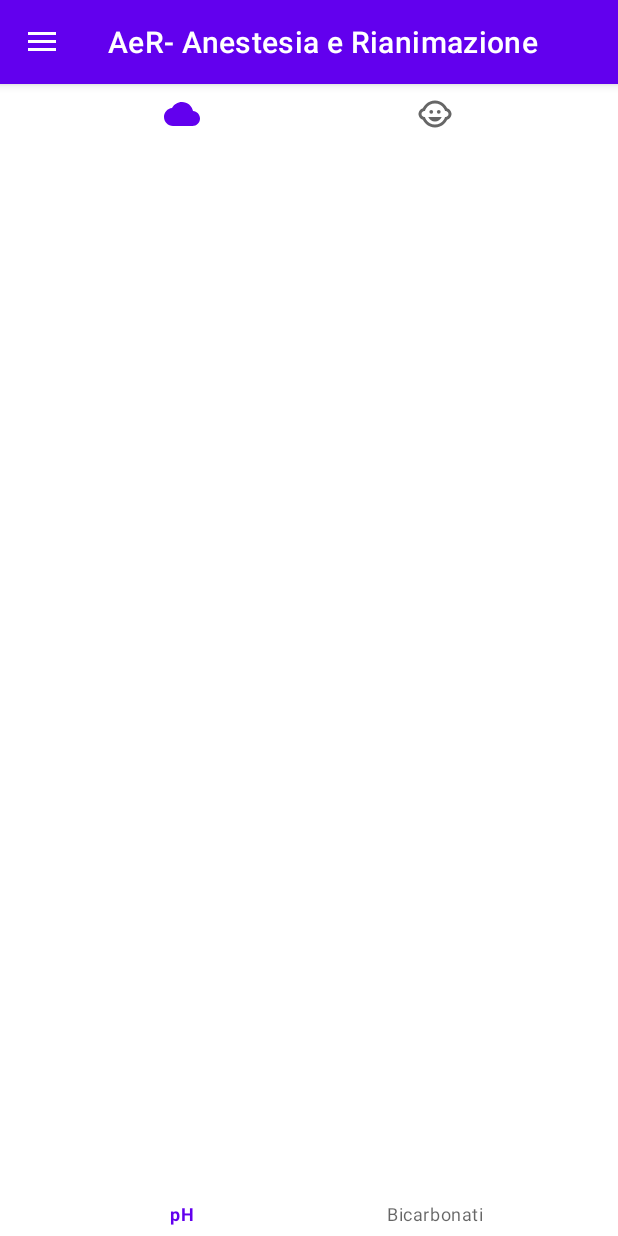
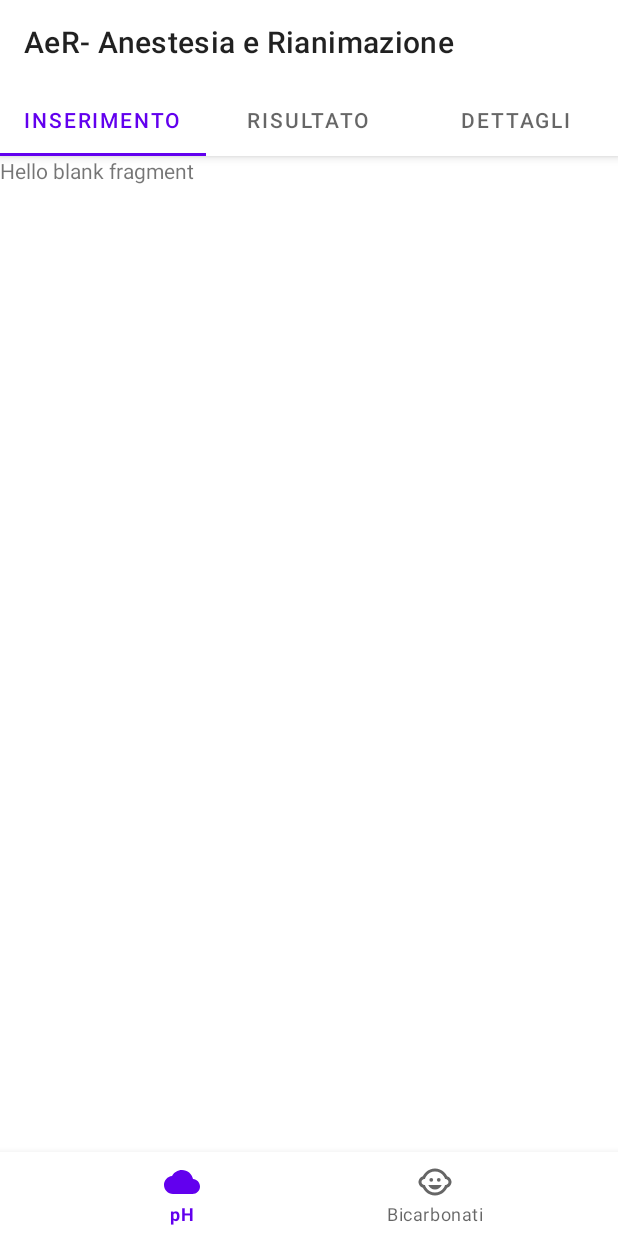
Before and after one commit to neroeneelfico/AeR, an Android app: the screen it shows after launch (MainActivity), on a phone screen of 412 x 824 dp. Run offline under Robolectric (Android 15) with nearby library versions, the phone set to English and light mode, and no system bars.

Commit message:
sistemazione layout

```diff
--- a/app/build.gradle
+++ b/app/build.gradle
@@ -40,6 +40,7 @@ dependencies {
     implementation 'com.google.android.material:material:1.2.1'
     implementation 'androidx.constraintlayout:constraintlayout:2.0.1'
     implementation 'com.google.android.material:material:1.5.0-alpha05'
+    implementation 'androidx.legacy:legacy-support-v4:1.0.0'
     testImplementation 'junit:junit:4.+'
     androidTestImplementation 'androidx.test.ext:junit:1.1.2'
     androidTestImplementation 'androidx.test.espresso:espresso-core:3.3.0'
--- /dev/null
+++ b/app/src/main/java/com/example/aer_anestesiaerianimazione/FragmentInserimento.kt
@@ -0,0 +1,29 @@
+package com.example.aer_anestesiaerianimazione
+
+import android.os.Bundle
+import androidx.fragment.app.Fragment
+import android.view.LayoutInflater
+import android.view.View
+import android.view.ViewGroup
+
+/**
+ * A simple [Fragment] subclass.
+ * Use the [FragmentInserimento.newInstance] factory method to
+ * create an instance of this fragment.
+ */
+class FragmentInserimento : Fragment() {
+
+
+    override fun onCreateView(
+        inflater: LayoutInflater, container: ViewGroup?,
+        savedInstanceState: Bundle?
+    ): View? {
+        // Inflate the layout for this fragment
+        return inflater.inflate(R.layout.fragment_inserimento, container, false)
+    }
+
+    override fun onViewCreated(view: View, savedInstanceState: Bundle?) {
+        super.onViewCreated(view, savedInstanceState)
+    }
+
+}
--- a/app/src/main/java/com/example/aer_anestesiaerianimazione/MainActivity.kt
+++ b/app/src/main/java/com/example/aer_anestesiaerianimazione/MainActivity.kt
@@ -5,46 +5,92 @@ import android.os.Bundle
 import android.view.MenuItem
 import android.widget.Toast
 import androidx.appcompat.app.ActionBarDrawerToggle
+import androidx.appcompat.widget.Toolbar
 import androidx.drawerlayout.widget.DrawerLayout
+import androidx.fragment.app.Fragment
+import androidx.fragment.app.FragmentManager
+import androidx.fragment.app.FragmentPagerAdapter
+import androidx.viewpager.widget.PagerAdapter
+import androidx.viewpager.widget.ViewPager
 import com.google.android.material.bottomnavigation.BottomNavigationView
 import com.google.android.material.navigation.NavigationView
+import com.google.android.material.tabs.TabLayout
 
 class MainActivity : AppCompatActivity() {
 
     lateinit var toggle: ActionBarDrawerToggle
+    private lateinit var viewPager: ViewPager
+
 
     override fun onCreate(savedInstanceState: Bundle?) {
         super.onCreate(savedInstanceState)
         setContentView(R.layout.activity_main)
-        val drawerLayout = findViewById<DrawerLayout>(R.id.drawerLayout)
-        val navView = findViewById<NavigationView>(R.id.navView)
         val bottonnavigation = findViewById<BottomNavigationView>(R.id.bottom_navigation)
-        toggle = ActionBarDrawerToggle(this, drawerLayout, R.string.open, R.string.close)
-        drawerLayout.addDrawerListener(toggle)
-        toggle.syncState()
+        val toolbar = findViewById<Toolbar>(R.id.toolbar)
+        val viewPager = findViewById<ViewPager>(R.id.view_pager)
+        val tabLayout = findViewById<TabLayout>(R.id.tab_layout)
+        val phadapter = MyViewPagerAdapter(supportFragmentManager)
+        val hco3adapter = MyViewPagerAdapter(supportFragmentManager)
+        phadapter.addFragment(FragmentInserimento(),"Inserimento")
+        phadapter.addFragment(FragmentInserimento(),"Risultato")
+        phadapter.addFragment(FragmentInserimento(),"Dettagli")
 
-        supportActionBar?.setDisplayHomeAsUpEnabled(true)
-        navView.setNavigationItemSelectedListener {
-            when(it.itemId){
-                R.id.pH -> Toast.makeText(applicationContext, "Cliccato pH",Toast.LENGTH_SHORT).show()
-                R.id.bicarbonati -> Toast.makeText(applicationContext, "Cliccato bicarbonati",Toast.LENGTH_SHORT).show()
+        hco3adapter.addFragment(FragmentInserimento(),"Calcolo hco3")
+        hco3adapter.addFragment(FragmentInserimento(),"Dettagli")
 
-            }
-            true
-        }
 
-        bottonnavigation.setOnItemSelectedListener { item ->
+        viewPager.adapter = phadapter
+        setSupportActionBar(toolbar)
+        tabLayout.setupWithViewPager(viewPager)
+
+
+        bottonnavigation.setOnNavigationItemSelectedListener { item: MenuItem ->
             when (item.itemId) {
+                R.id.page_1 -> {
+                    tabLayout.removeAllTabs()
+                    viewPager.adapter = phadapter
+                    tabLayout.setupWithViewPager(viewPager)
+
+                }
+                R.id.page_2 -> {
+                    tabLayout.removeAllTabs()
+                    viewPager.adapter = hco3adapter
+                    tabLayout.setupWithViewPager(viewPager)
+                }
             }
             true }
 
     }
 
-    override fun onOptionsItemSelected(item: MenuItem): Boolean {
-        if(toggle.onOptionsItemSelected(item))
-        {
-            return true
+    class MyViewPagerAdapter(manager: FragmentManager) : FragmentPagerAdapter(manager, FragmentPagerAdapter.BEHAVIOR_RESUME_ONLY_CURRENT_FRAGMENT) {
+        private val fragmentList : MutableList<Fragment> = ArrayList()
+        private val titleList : MutableList<String> = ArrayList()
+
+        override fun getCount(): Int {
+            return fragmentList.size
         }
-        return super.onOptionsItemSelected(item)
+
+        override fun getItem(position: Int): Fragment {
+            return fragmentList[position]
+        }
+
+        fun addFragment(fragment: Fragment, title:String){
+            fragmentList.add(fragment)
+            titleList.add(title)
+        }
+
+        fun resetFragment(){
+            fragmentList.clear()
+            fragmentList.removeAt(0)
+            titleList.clear()
+            titleList.removeAt(0)
+        }
+
+        override fun getPageTitle(position: Int): CharSequence? {
+            return titleList[position]
+        }
+
     }
+
+
 }
--- /dev/null
+++ b/app/src/main/res/drawable/ic_detail.xml
@@ -0,0 +1,10 @@
+<vector xmlns:android="http://schemas.android.com/apk/res/android"
+    android:width="24dp"
+    android:height="24dp"
+    android:viewportWidth="24"
+    android:viewportHeight="24"
+    android:tint="?attr/colorControlNormal">
+  <path
+      android:fillColor="@android:color/white"
+      android:pathData="M12,2C6.48,2 2,6.48 2,12s4.48,10 10,10 10,-4.48 10,-10S17.52,2 12,2zM13,17h-2v-6h2v6zM13,9h-2L11,7h2v2z"/>
+</vector>
--- /dev/null
+++ b/app/src/main/res/drawable/ic_insert.xml
@@ -0,0 +1,10 @@
+<vector xmlns:android="http://schemas.android.com/apk/res/android"
+    android:width="24dp"
+    android:height="24dp"
+    android:viewportWidth="24"
+    android:viewportHeight="24"
+    android:tint="?attr/colorControlNormal">
+  <path
+      android:fillColor="@android:color/white"
+      android:pathData="M19.35,10.04C18.67,6.59 15.64,4 12,4 9.11,4 6.6,5.64 5.35,8.04 2.34,8.36 0,10.91 0,14c0,3.31 2.69,6 6,6h13c2.76,0 5,-2.24 5,-5 0,-2.64 -2.05,-4.78 -4.65,-4.96zM14,13v4h-4v-4H7l5,-5 5,5h-3z"/>
+</vector>
--- /dev/null
+++ b/app/src/main/res/drawable/ic_view.xml
@@ -0,0 +1,10 @@
+<vector xmlns:android="http://schemas.android.com/apk/res/android"
+    android:width="24dp"
+    android:height="24dp"
+    android:viewportWidth="24"
+    android:viewportHeight="24"
+    android:tint="?attr/colorControlNormal">
+  <path
+      android:fillColor="@android:color/white"
+      android:pathData="M4,15h16v-2L4,13v2zM4,19h16v-2L4,17v2zM4,11h16L20,9L4,9v2zM4,5v2h16L20,5L4,5z"/>
+</vector>
--- a/app/src/main/res/layout/activity_main.xml
+++ b/app/src/main/res/layout/activity_main.xml
@@ -1,43 +1,59 @@
 <?xml version="1.0" encoding="utf-8"?>
-<androidx.drawerlayout.widget.DrawerLayout xmlns:android="http://schemas.android.com/apk/res/android"
+<androidx.coordinatorlayout.widget.CoordinatorLayout xmlns:android="http://schemas.android.com/apk/res/android"
     xmlns:app="http://schemas.android.com/apk/res-auto"
     xmlns:tools="http://schemas.android.com/tools"
-    android:id="@+id/drawerLayout"
     android:layout_width="match_parent"
     android:layout_height="match_parent"
     tools:context=".MainActivity">
 
-    <androidx.constraintlayout.widget.ConstraintLayout
+    <com.google.android.material.appbar.AppBarLayout
         android:layout_width="match_parent"
-        android:layout_height="match_parent">
+        android:layout_height="wrap_content"
+        app:layout_constraintTop_toTopOf="parent"
+        app:tabMode="fixed">
+        <androidx.appcompat.widget.Toolbar
+            android:id="@+id/toolbar"
+            android:layout_width="match_parent"
+            android:layout_height="?attr/actionBarSize"
+            android:background="@color/white" />
+        <com.google.android.material.tabs.TabLayout
+            android:id="@+id/tab_layout"
+            android:layout_width="match_parent"
+            android:layout_height="wrap_content">
+            <com.google.android.material.tabs.TabItem
+                android:layout_width="wrap_content"
+                android:layout_height="wrap_content"
+                android:text="Inserisci"
+                android:icon="@drawable/ic_insert"
+                />
+            <com.google.android.material.tabs.TabItem
+                android:layout_width="wrap_content"
+                android:layout_height="wrap_content"
+                android:icon="@drawable/ic_view"
+                android:text="Risultati"/>
+            <com.google.android.material.tabs.TabItem
+                android:layout_width="wrap_content"
+                android:layout_height="wrap_content"
+                android:icon="@drawable/ic_detail"
+                android:text="Dettagli"/>
+        </com.google.android.material.tabs.TabLayout>
+
+    </com.google.android.material.appbar.AppBarLayout>
+
+   <androidx.viewpager.widget.ViewPager
+       android:id="@+id/view_pager"
+       android:layout_width="match_parent"
+       android:layout_height="match_parent"
+       app:layout_behavior="com.google.android.material.appbar.AppBarLayout$ScrollingViewBehavior"/>
 
 
-    <TextView
-        android:layout_width="wrap_content"
+    <com.google.android.material.bottomnavigation.BottomNavigationView
+        android:id="@+id/bottom_navigation"
+        android:layout_width="match_parent"
         android:layout_height="wrap_content"
-        android:text="pH!"
+        android:layout_gravity="bottom"
         app:layout_constraintBottom_toBottomOf="parent"
-        app:layout_constraintLeft_toLeftOf="parent"
-        app:layout_constraintRight_toRightOf="parent"
-        app:layout_constraintTop_toTopOf="parent" />
-
-<com.google.android.material.bottomnavigation.BottomNavigationView
-    android:id="@+id/bottom_navigation"
-    android:layout_width="match_parent"
-    android:layout_height="match_parent"
-    app:menu="@menu/bottom_navigation_menu"
-    />
-
-    </androidx.constraintlayout.widget.ConstraintLayout>
-
-    <com.google.android.material.navigation.NavigationView
-        android:id="@+id/navView"
-        android:layout_width="wrap_content"
-        android:layout_height="match_parent"
-        app:headerLayout="@layout/nav_header"
-        app:menu="@menu/nav_drawer_menu"
-        android:layout_gravity = "start"
-        android:fitsSystemWindows="true" />
+        app:menu="@menu/bottom_navigation_menu" />
 
 
-</androidx.drawerlayout.widget.DrawerLayout>
+</androidx.coordinatorlayout.widget.CoordinatorLayout>
--- /dev/null
+++ b/app/src/main/res/layout/fragment_inserimento.xml
@@ -0,0 +1,15 @@
+<?xml version="1.0" encoding="utf-8"?>
+<FrameLayout xmlns:android="http://schemas.android.com/apk/res/android"
+    xmlns:tools="http://schemas.android.com/tools"
+    android:layout_width="match_parent"
+    android:layout_height="match_parent"
+    tools:context=".FragmentInserimento">
+
+    <!-- TODO: Update blank fragment layout -->
+    <TextView
+        android:id="@+id/tv_fragment_name"
+        android:layout_width="match_parent"
+        android:layout_height="match_parent"
+        android:text="@string/hello_blank_fragment" />
+
+</FrameLayout>
--- a/app/src/main/res/values/strings.xml
+++ b/app/src/main/res/values/strings.xml
@@ -2,7 +2,11 @@
     <string name="app_name">AeR- Anestesia e Rianimazione</string>
     <string name="open">Apri</string>
     <string name="close">Chiudi</string>
-    <string name = "item1">pH</string>
-    <string name = "item2">Bicarbonati</string>
-
+    <string name="item1">pH</string>
+    <string name="item2">Bicarbonati</string>
+    <string name="tab_1">Inserimento</string>
+    <string name="tab_2">Risultati</string>
+    <string name="tab_3">Dettagli</string>
+    <!-- TODO: Remove or change this placeholder text -->
+    <string name="hello_blank_fragment">Hello blank fragment</string>
 </resources>
--- a/app/src/main/res/values/themes.xml
+++ b/app/src/main/res/values/themes.xml
@@ -1,6 +1,6 @@
 <resources xmlns:tools="http://schemas.android.com/tools">
     <!-- Base application theme. -->
-    <style name="Theme.AeRAnestesiaERianimazione" parent="Theme.MaterialComponents.DayNight.DarkActionBar">
+    <style name="Theme.AeRAnestesiaERianimazione" parent="Theme.MaterialComponents.DayNight.NoActionBar">
         <!-- Primary brand color. -->
         <item name="colorPrimary">@color/purple_500</item>
         <item name="colorPrimaryVariant">@color/purple_700</item>
--- a/build.gradle
+++ b/build.gradle
@@ -6,8 +6,8 @@ buildscript {
         mavenCentral()
     }
     dependencies {
-        classpath 'com.android.tools.build:gradle:7.0.2'
-        classpath "org.jetbrains.kotlin:kotlin-gradle-plugin:$kotlin_version"
+        classpath 'com.android.tools.build:gradle:7.0.3'
+        classpath "org.jetbrains.kotlin:kotlin-gradle-plugin:1.5.31"
 
         // NOTE: Do not place your application dependencies here; they belong
         // in the individual module build.gradle files
```
